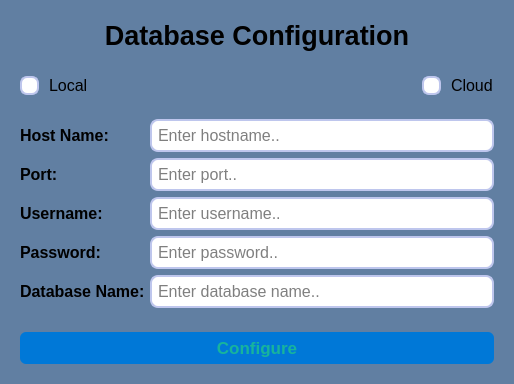
Old version of the form databasesetupdialog.ui in the repository Nicholauswarobi/Business-Keeper-Software.
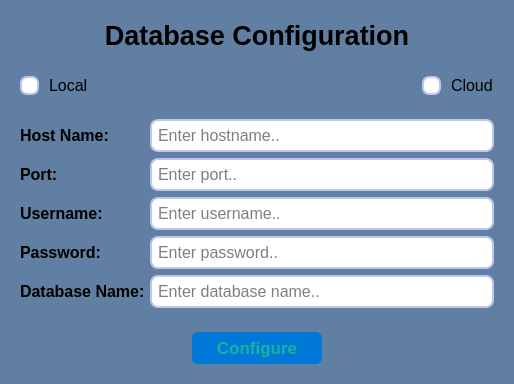
New version of the form.

Patch:
```diff
--- a/databasesetupdialog.ui
+++ b/databasesetupdialog.ui
@@ -326,6 +326,18 @@
      <layout class="QHBoxLayout" name="horizontalLayout_3">
       <item>
        <widget class="QPushButton" name="Configure_pushButton">
+        <property name="minimumSize">
+         <size>
+          <width>130</width>
+          <height>0</height>
+         </size>
+        </property>
+        <property name="maximumSize">
+         <size>
+          <width>130</width>
+          <height>16777215</height>
+         </size>
+        </property>
         <property name="font">
          <font>
           <pointsize>13</pointsize>
```
